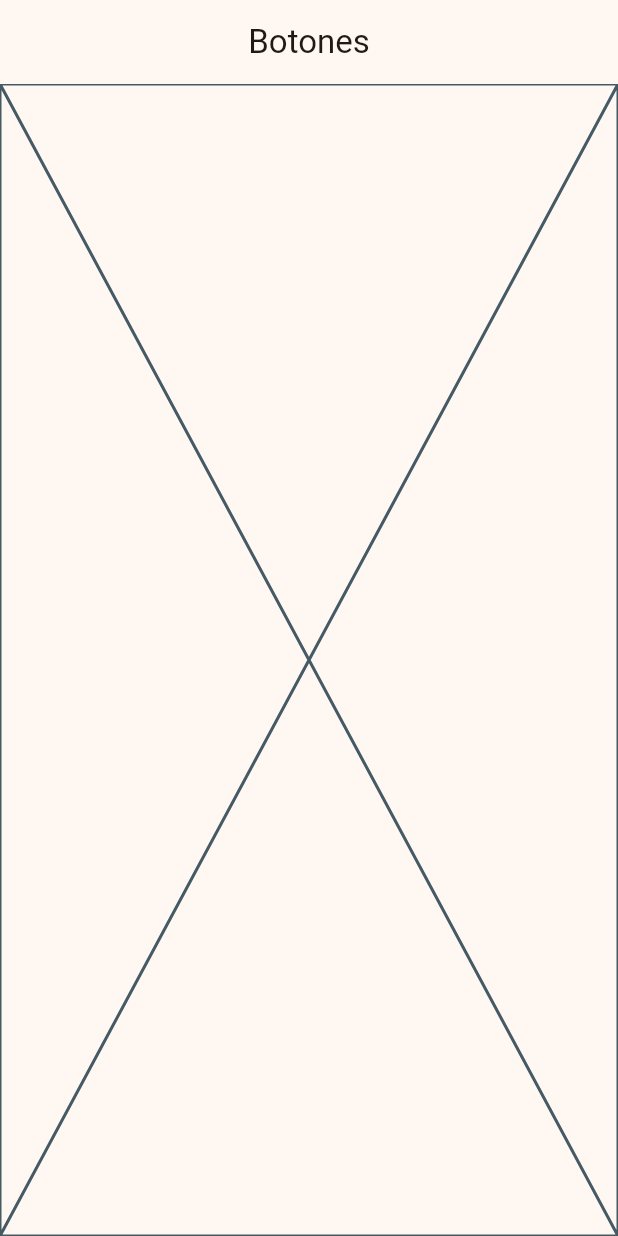
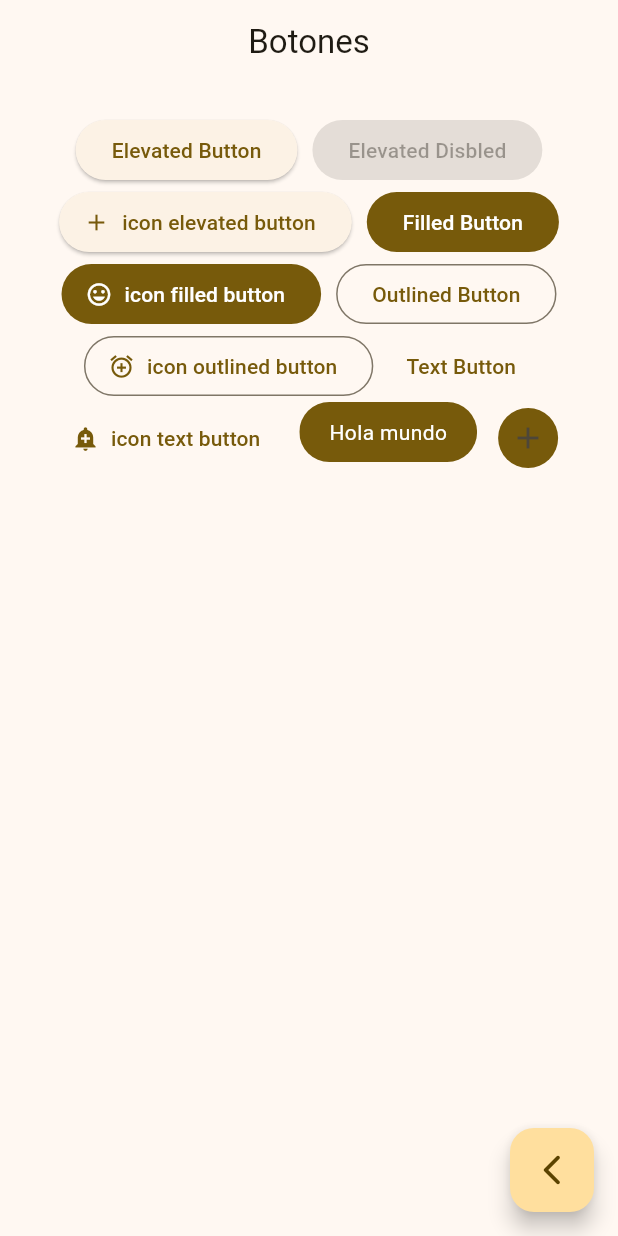
Before and after one commit to ObedGarcia64/WidgetsApp, a Flutter app: the ButtonsScreen screen opened by its route, on a phone screen of 412 x 824 dp. Run offline on Flutter 3.47's test engine with Material 3 defaults, Android fonts, the phone set to English and light mode, and no system bars; our stand-ins replace go_router.

Commit message:
Terminamos la pantalla de botones

```diff
--- a/lib/presentation/Screens/Home/home_screen.dart
+++ b/lib/presentation/Screens/Home/home_screen.dart
@@ -1,7 +1,6 @@
 import 'package:flutter/material.dart';
 import 'package:go_router/go_router.dart';
 import 'package:widgets_app/config/theme/menu/menu_items.dart';
-import 'package:widgets_app/presentation/Screens/cards/cards_screen.dart';
 
 class HomeScreen extends StatelessWidget {
   static const String name = 'home_screen';
@@ -12,7 +11,7 @@ class HomeScreen extends StatelessWidget {
   Widget build(BuildContext context) {
     return Scaffold(
       appBar: AppBar(
-        title: const Text('Fullter + Material 3'),
+        title: const Text('Flutter + Material 3'),
       ),
       body: const _HomeView(),
     );
@@ -58,7 +57,7 @@ class CustomListTile extends StatelessWidget {
       title: Text(MenuItem.title),
       subtitle: Text(MenuItem.subTitle),
       onTap: () {
-        context.pushNamed(CardsScreen.name);
+        context.push(MenuItem.link);
       },
     );
   }
--- a/lib/presentation/Screens/buttons/buttons_screen.dart
+++ b/lib/presentation/Screens/buttons/buttons_screen.dart
@@ -1,4 +1,5 @@
 import 'package:flutter/material.dart';
+import 'package:go_router/go_router.dart';
 
 class ButtonsScreen extends StatelessWidget {
   static const String name = 'buttons_screen';
@@ -11,7 +12,102 @@ class ButtonsScreen extends StatelessWidget {
       appBar: AppBar(
         title: const Text('Botones'),
       ),
-      body: const Placeholder(),
+      body: const _ButtonsView(),
+      floatingActionButton: FloatingActionButton(
+        onPressed: () {
+          context.pop();
+        },
+        child: const Icon(Icons.arrow_back_ios_new_rounded),
+      ),
     );
   }
 }
+
+class _ButtonsView extends StatelessWidget {
+  const _ButtonsView();
+
+  @override
+  Widget build(BuildContext context) {
+    final colors = Theme.of(context).colorScheme;
+    return SizedBox(
+      width: double.infinity,
+      child: Padding(
+        padding: const EdgeInsets.symmetric(horizontal: 10, vertical: 20),
+        child: SizedBox(
+          child: Wrap(
+            spacing: 10,
+            alignment: WrapAlignment.center,
+            children: [
+              ElevatedButton(
+                  onPressed: () {}, child: const Text('Elevated Button')),
+              const ElevatedButton(
+                  onPressed: null, child: Text('Elevated Disbled')),
+              ElevatedButton.icon(
+                onPressed: () {},
+                icon: const Icon(Icons.add),
+                label: const Text('icon elevated button'),
+              ),
+              FilledButton(
+                  onPressed: () {}, child: const Text('Filled Button')),
+              FilledButton.icon(
+                  onPressed: () {},
+                  icon: const Icon(Icons.insert_emoticon_sharp),
+                  label: const Text('icon filled button')),
+              OutlinedButton(
+                onPressed: () {},
+                child: const Text('Outlined Button'),
+              ),
+              OutlinedButton.icon(
+                onPressed: () {},
+                icon: const Icon(Icons.add_alarm),
+                label: const Text('icon outlined button'),
+              ),
+              TextButton(
+                onPressed: () {},
+                child: const Text('Text Button'),
+              ),
+              TextButton.icon(
+                onPressed: () {},
+                icon: const Icon(Icons.add_alert),
+                label: const Text('icon text button'),
+              ),
+              CustomButton(),
+              IconButton(
+                onPressed: () {},
+                icon: const Icon(Icons.add),
+                style: ButtonStyle(
+                  backgroundColor: WidgetStatePropertyAll(colors.primary),
+                ),
+              ),
+            ],
+          ),
+        ),
+      ),
+    );
+  }
+}
+
+class CustomButton extends StatelessWidget {
+  const CustomButton();
+
+  @override
+  Widget build(BuildContext context) {
+    final colors = Theme.of(context).colorScheme;
+    return ClipRRect(
+      borderRadius: BorderRadius.circular(20),
+      child: Material(
+        color: colors.primary,
+        child: InkWell(
+          onTap: () {},
+          child: const Padding(
+            padding: EdgeInsets.symmetric(horizontal: 20, vertical: 10),
+            child: Text(
+              'Hola mundo',
+              style: TextStyle(color: Colors.white),
+            ),
+          ),
+        ),
+      ),
+    );
+  }
+}
```
